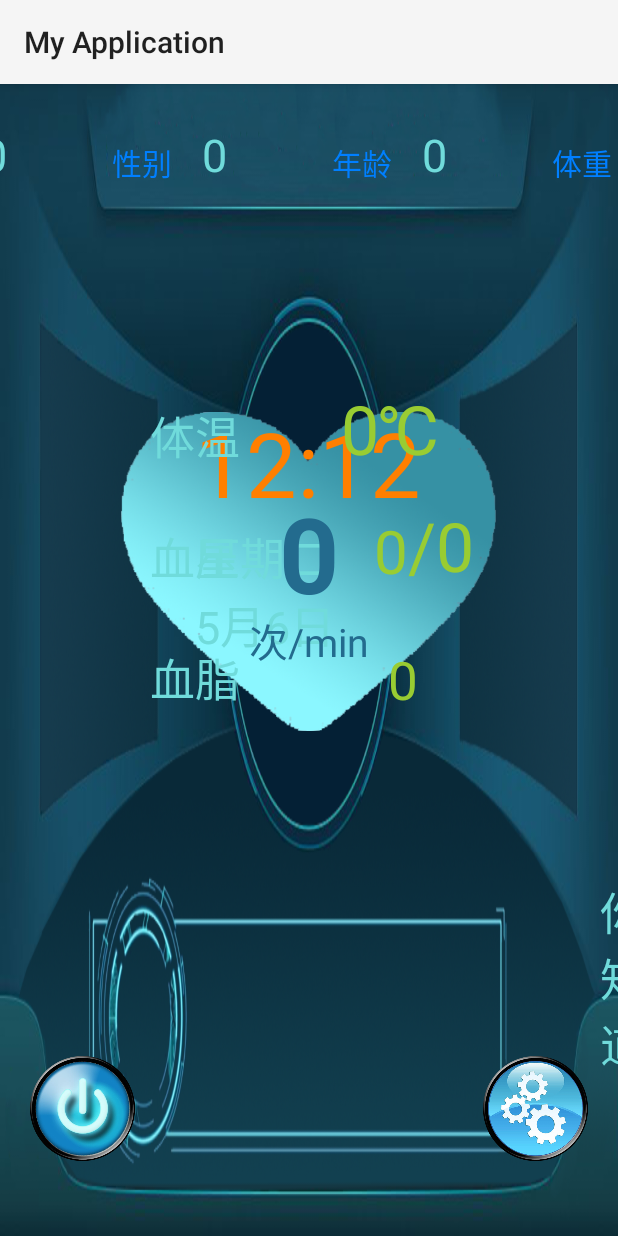
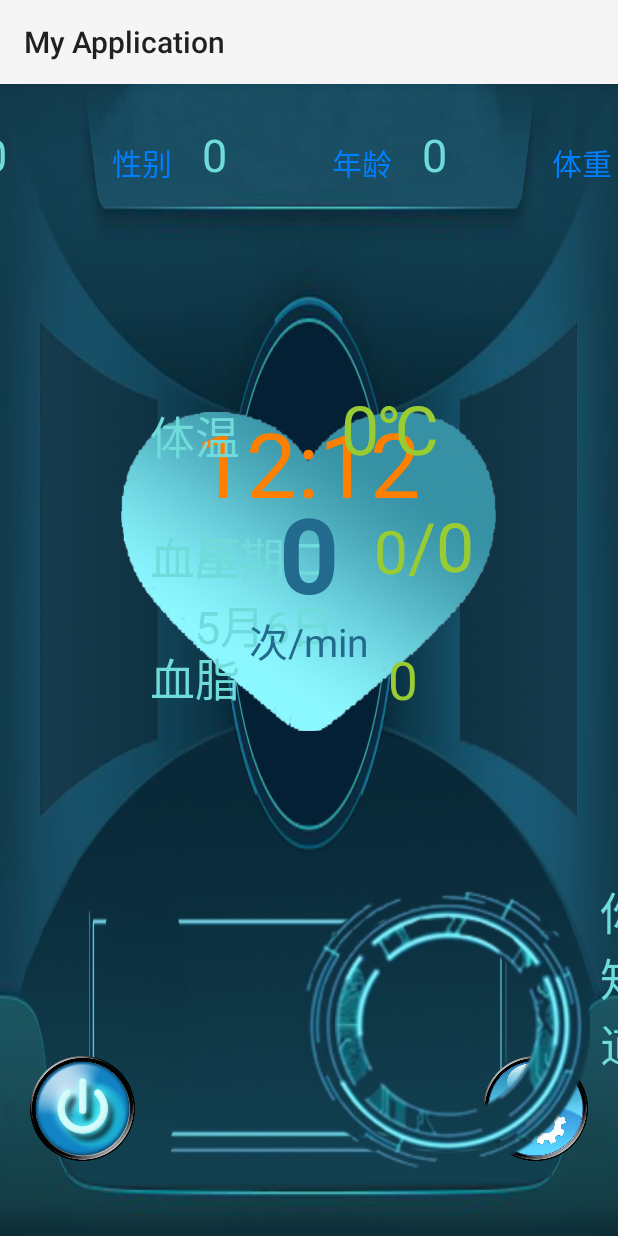
Before and after one commit to 152056139/simulator, an Android app: the screen it shows after launch (MainActivity), on a phone screen of 412 x 824 dp. Run offline under Robolectric (Android 15) with nearby library versions, the phone set to English and light mode, and no system bars.

Commit message:
车载端源码更新

```diff
--- a/MyApplication2/app/src/main/AndroidManifest.xml
+++ b/MyApplication2/app/src/main/AndroidManifest.xml
@@ -44,6 +44,7 @@
             android:name=".SearchFileService"
             android:enabled="true"
             android:exported="true" />
+
     </application>
 
 </manifest>
--- a/MyApplication2/app/src/main/java/com/example/myapplication/MainActivity.java
+++ b/MyApplication2/app/src/main/java/com/example/myapplication/MainActivity.java
@@ -2,42 +2,26 @@ package com.example.myapplication;
 
 import android.annotation.SuppressLint;
 import android.content.Intent;
+import android.graphics.Color;
+import android.media.Image;
 import android.os.Handler;
 import android.os.Message;
-import android.os.SystemClock;
+import android.speech.tts.TextToSpeech;
 import android.support.v7.app.AppCompatActivity;
 import android.os.Bundle;
 import android.util.Log;
+import android.view.View;
+import android.view.animation.Animation;
+import android.view.animation.AnimationUtils;
+import android.view.animation.LinearInterpolator;
+import android.view.animation.ScaleAnimation;
+import android.widget.ImageView;
 import android.widget.TextView;
+import android.widget.Toast;
 
 
-import org.json.JSONException;
-import org.json.JSONObject;
-import org.w3c.dom.Text;
-
 import java.io.BufferedReader;
-import java.io.BufferedWriter;
-import java.io.DataOutputStream;
-import java.io.FileInputStream;
-import java.io.FileNotFoundException;
-import java.io.IOException;
-import java.io.InputStream;
-import java.io.InputStreamReader;
-import java.io.OutputStream;
-import java.io.OutputStreamWriter;
-import java.net.HttpURLConnection;
-import java.net.InetSocketAddress;
-import java.net.ProtocolException;
-import java.net.Socket;
-import java.net.SocketException;
-import java.net.URL;
-import java.net.UnknownHostException;
-
-import okhttp3.FormBody;
-import okhttp3.OkHttpClient;
-import okhttp3.Request;
-import okhttp3.RequestBody;
-import okhttp3.Response;
+import java.util.Locale;
 
 public class MainActivity extends AppCompatActivity {
 
@@ -58,12 +42,23 @@ public class MainActivity extends AppCompatActivity {
     private String carOxygen=null;
     private String carHumidity=null;
     private String fileName="";
+    private ImageView outer=null;
+    private ImageView middle=null;
+    private ImageView lining=null;
+    private ImageView heart=null;
+    private TextView input=null;
+    private ImageView speech=null;
+    private TextToSpeech textToSpeech=null;
 
     @SuppressLint("HandlerLeak")
     @Override
     protected void onCreate(Bundle savedInstanceState) {
         super.onCreate(savedInstanceState);
         setContentView(R.layout.activity_main);
+
+        startAnimations();
+
+
         //开启数据服务
 
         startDataIntent();
@@ -95,17 +90,23 @@ public class MainActivity extends AppCompatActivity {
                     case 2:
                        carRate=(String) msg.obj;
                         bloodfatTv.setText((String) msg.obj);//用完还给 1
+
                        if(carRate.equals("0"))
                        {
                             startFileIntent();
+                            textSpeech("车速为0");
+                            bloodfatTv.setTextColor(Color.parseColor("#ff7f00"));
+
 
                         }
                         break;
                     case 3:
                         carTemperature=(String) msg.obj;
+
                         break;
                     case 4:
                         tempratureTv.setText((String) msg.obj);
+
                         break;
                     case 5:
                         lowTv.setText((String) msg.obj);
@@ -132,15 +133,86 @@ public class MainActivity extends AppCompatActivity {
 
 
     }
+
+    //方法：开启界面动画
+    private void startAnimations(){
+        outer=(ImageView)findViewById(R.id.outer);
+        Animation operatingAnim = AnimationUtils.loadAnimation(this, R.anim.anim_round_outrotate);
+        LinearInterpolator lin = new LinearInterpolator();
+        operatingAnim.setInterpolator(lin);
+        outer.startAnimation(operatingAnim);
+
+        middle=(ImageView)findViewById(R.id.middle);
+        Animation middleoperatingAnim = AnimationUtils.loadAnimation(this, R.anim.anim_round_middle_rotate);
+        LinearInterpolator middlelin = new LinearInterpolator();
+        middleoperatingAnim.setInterpolator(middlelin);
+        middle.startAnimation(middleoperatingAnim);
+
+        lining=(ImageView)findViewById(R.id.lining);
+        Animation liningoperatingAnim = AnimationUtils.loadAnimation(this, R.anim.anim_round_lining_rotate);
+        LinearInterpolator lininglin = new LinearInterpolator();
+        liningoperatingAnim.setInterpolator(lininglin);
+        lining.startAnimation(liningoperatingAnim);
+
+        heart=(ImageView)findViewById(R.id.heartImg);
+        Animation heartAnim= AnimationUtils.loadAnimation(this,R.anim.anim_scale_heartscale);
+        heart.startAnimation(heartAnim);
+    }
+    //方法：开启发送文件的service
     private void startFileIntent(){
         Intent fileIntent=new Intent(this,SearchFileService.class);
         fileIntent.putExtra("fileName",fileName);
         startService(fileIntent);
     }
+    //方法：开启获取数据的service
     private void startDataIntent(){
         Intent dataIntent=new Intent(this,MyService.class);
 
         startService(dataIntent);
     }
+    //方法：点击按钮语音播报文本框中的文本
+    private void textSpeech(String speechText){
+        input=(TextView)findViewById(R.id.ai);
+        speech=(ImageView)findViewById(R.id.power);
+        textToSpeech = new TextToSpeech(this, new TextToSpeech.OnInitListener() {
+            @Override
+            public void onInit(int status) {
+                if (status == TextToSpeech.SUCCESS) {
+                    int result = textToSpeech.setLanguage(Locale.CHINA);
+                    if (result != TextToSpeech.LANG_COUNTRY_AVAILABLE&& result != TextToSpeech.LANG_AVAILABLE){
+                        Toast.makeText(getApplicationContext(), "TTS暂时不支持这种语音的朗读！", Toast.LENGTH_SHORT).show();
+                    }
+                }
+            }
+        });
+
+       /* speech.setOnClickListener(new View.OnClickListener() {
+            @Override
+            public void onClick(View view) {*/
+
+
+                String str = speechText;
+                String num = "";
+                for (int i = 0; i < str.length(); i++) {
+                    String isNum = str.substring(i, i + 1);
+                    int a = 0;
+                    try {
+                        a = Integer.parseInt(isNum);//判断是不是可以转换为数字
+                        num = num + a;
+                    } catch (Exception e) {
+                        num =num;
+                    }
+                }
+                String sum=","+num+",";//重新赋值
+                str = str .replaceAll(num,sum+"");//替换掉之前的值
+
+
+                textToSpeech.speak(str,TextToSpeech.QUEUE_ADD, null);
+                Log.d("最终得到", str);
+            //}
+        //});
+
+
+    }
 
 }
--- a/MyApplication2/app/src/main/java/com/example/myapplication/MyService.java
+++ b/MyApplication2/app/src/main/java/com/example/myapplication/MyService.java
@@ -24,6 +24,7 @@ import android.os.Handler;
 import android.os.IBinder;
 import android.os.Message;
 import android.util.Log;
+
 
 import org.json.JSONException;
 import org.json.JSONObject;
@@ -175,7 +176,7 @@ public class MyService extends Service {
             Log.d("service", "socket service -----------------------");
             try {
                 // 实例化ServerSocket对象并设置端口号为 12580
-                clientSocket = new Socket("192.168.1.226", 12580);
+                clientSocket = new Socket("172.20.10.7", 12580);
                 in = new BufferedReader(new InputStreamReader(clientSocket.getInputStream(), "UTF-8"));
 
                 while (true) {
@@ -249,7 +250,8 @@ public class MyService extends Service {
                         //向主线程发送数据↓
                         returnMessage(9, humidityValue);
 //总结数据存入文件中*****************************************************
-                        data=String.valueOf(new Date().getTime())+" "+weightValue+" "+ageValue+" "+sexValue+" "+temValue+" "+lowValue+" "+highValue+" "+heartValue+" "+oxygenValue+" "+humidityValue+"\n";
+                        String carId="冀G84555";
+                        data=String.valueOf(new Date().getTime())+" "+weightValue+" "+ageValue+" "+sexValue+" "+temValue+" "+lowValue+" "+highValue+" "+heartValue+" "+oxygenValue+" "+humidityValue+" "+carId+"\n";
                         setInFile(fileName,data);
                         returnMessage(0, fileName);
 
--- a/MyApplication2/app/src/main/java/com/example/myapplication/SearchFileService.java
+++ b/MyApplication2/app/src/main/java/com/example/myapplication/SearchFileService.java
@@ -126,7 +126,7 @@ public class SearchFileService extends Service {
             RequestBody requestBody = mbody.build();
             Request request = new Request.Builder()
                     .header("Authorization", "Client-ID " + "...")
-                    .url("http://192.168.1.226:8080/controller/upload_file.php")
+                    .url("http://172.20.10.7:8080/controller/upload_file.php")
                     .post(requestBody)
                     .build();
 
--- a/MyApplication2/app/src/main/res/anim/anim_round_rotate.xml
+++ b/MyApplication2/app/src/main/res/anim/anim_round_lining_rotate.xml
@@ -2,10 +2,9 @@
 <set xmlns:android="http://schemas.android.com/apk/res/android">
     <rotate
         android:fromDegrees="0"
-        android:toDegrees="359"
+        android:toDegrees="-359"
         android:pivotX="50%"
         android:pivotY="50%"
-        android:duration="1000"
+        android:duration="6000"
         android:repeatCount="-1" /> <!--设置不断旋转-->
-
 </set>
--- /dev/null
+++ b/MyApplication2/app/src/main/res/anim/anim_round_middle_rotate.xml
@@ -0,0 +1,10 @@
+<?xml version="1.0" encoding="utf-8"?>
+<set xmlns:android="http://schemas.android.com/apk/res/android">
+    <rotate
+        android:fromDegrees="0"
+        android:toDegrees="359"
+        android:pivotX="50%"
+        android:pivotY="50%"
+        android:duration="3000"
+        android:repeatCount="-1" /> <!--设置不断旋转-->
+</set>
--- a/MyApplication2/app/src/main/res/layout/activity_main.xml
+++ b/MyApplication2/app/src/main/res/layout/activity_main.xml
@@ -296,17 +296,18 @@
     <RelativeLayout
         android:id="@+id/buttom"
         android:layout_width="match_parent"
-         android:layout_height="130dp"
+        android:layout_height="136dp"
         android:layout_below="@id/center">
+
         <TextView
-             android:id="@+id/ui"
+            android:id="@+id/ai"
             android:layout_width="600dp"
             android:layout_height="wrap_content"
+            android:layout_centerVertical="true"
             android:layout_marginLeft="400dp"
-             android:layout_centerVertical="true"
             android:text="@string/text"
             android:textColor="#70dbdb"
-             android:textSize="30dp"/>
+            android:textSize="30dp" />
 
 
     </RelativeLayout>
@@ -328,6 +329,33 @@
         android:layout_alignParentRight="true"
         android:layout_marginRight="20dp"
         android:layout_marginBottom="50dp"/>
+    <ImageView
+        android:id="@+id/outer"
+        android:layout_width="193dp"
+        android:layout_height="193dp"
+        android:src="@drawable/outer"
+        android:layout_alignParentBottom="true"
+        android:layout_alignParentLeft="true"
+        android:layout_marginLeft="200dp"
+        android:layout_marginBottom="43dp"/>
+    <ImageView
+        android:id="@+id/middle"
+        android:layout_width="166dp"
+        android:layout_height="166dp"
+        android:src="@drawable/middle"
+        android:layout_alignParentBottom="true"
+        android:layout_alignParentLeft="true"
+        android:layout_marginLeft="215dp"
+        android:layout_marginBottom="56dp"/>
+    <ImageView
+        android:id="@+id/lining"
+        android:layout_width="152dp"
+        android:layout_height="152dp"
+        android:src="@drawable/lining"
+        android:layout_alignParentBottom="true"
+        android:layout_alignParentLeft="true"
+        android:layout_marginLeft="223dp"
+        android:layout_marginBottom="65dp"/>
 
 
 
--- a/MyApplication2/app/src/main/res/values/strings.xml
+++ b/MyApplication2/app/src/main/res/values/strings.xml
@@ -1,5 +1,5 @@
 <resources>
     <string name="app_name">My Application</string>
 
-    <string name="text">你知道吗 每隔一分钟你的生命就少了60秒</string>
+    <string name="text">你知道吗，每经过一60分钟你的生命就减少秒</string>
 </resources>
```
Also changed, not shown: MyApplication2/app/src/main/java/com/example/myapplication/TTsService.java (added, +70 -0 lines), MyApplication2/app/src/main/res/anim/anim_round_outrotate.xml (added, +11 -0 lines), MyApplication2/app/src/main/res/anim/anim_scale_heartscale.xml (added, +18 -0 lines), MyApplication2/app/src/main/res/drawable/back.png, MyApplication2/app/src/main/res/drawable/lining.png (added), MyApplication2/app/src/main/res/drawable/middle.png (added), MyApplication2/app/src/main/res/drawable/outer.png (added). Lines whose indentation alone changed are shown as unchanged.
